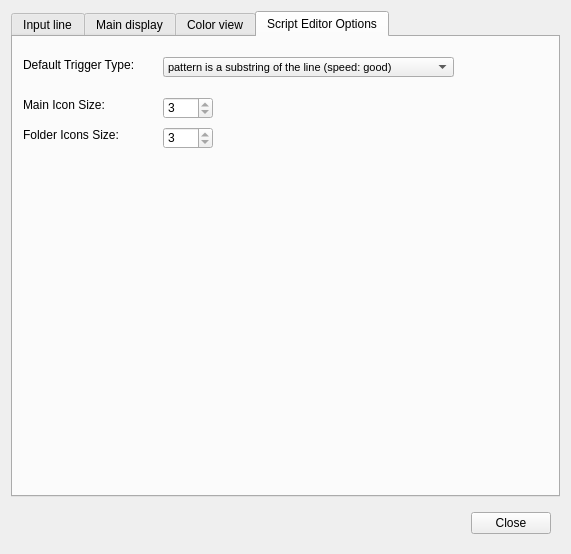
First picture: the form in src/ui/profile_preferences.ui, repository Mudlet/Mudlet, before the edit.
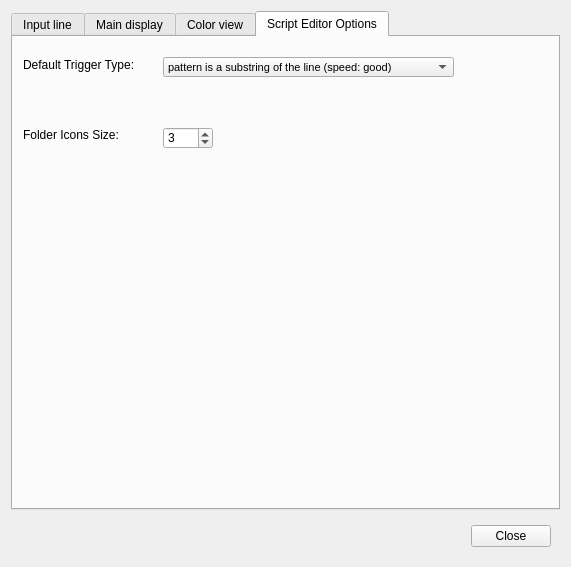
Second picture: the form after the edit. The open tabs and pages were chosen to show the change. Icons and pictures are not drawn.

Commit message: Feature: support for closing profiles & single profile without tab bar support | Reorganization: QMdiArea supplanted by custom solution

Diff of the .ui file:
```diff
--- a/src/ui/profile_preferences.ui
+++ b/src/ui/profile_preferences.ui
@@ -7,7 +7,7 @@
     <x>0</x>
     <y>0</y>
     <width>571</width>
-    <height>554</height>
+    <height>567</height>
    </rect>
   </property>
   <property name="windowTitle">
@@ -1174,41 +1174,6 @@
         <string>Default Trigger Type:</string>
        </property>
       </widget>
-      <widget class="QSpinBox" name="TEMainIconSize">
-       <property name="geometry">
-        <rect>
-         <x>150</x>
-         <y>60</y>
-         <width>50</width>
-         <height>22</height>
-        </rect>
-       </property>
-       <property name="readOnly">
-        <bool>true</bool>
-       </property>
-       <property name="minimum">
-        <number>1</number>
-       </property>
-       <property name="maximum">
-        <number>4</number>
-       </property>
-       <property name="value">
-        <number>3</number>
-       </property>
-      </widget>
-      <widget class="QLabel" name="label_32">
-       <property name="geometry">
-        <rect>
-         <x>10</x>
-         <y>60</y>
-         <width>121</width>
-         <height>16</height>
-        </rect>
-       </property>
-       <property name="text">
-        <string>Main Icon Size:</string>
-       </property>
-      </widget>
       <widget class="QLabel" name="label_33">
        <property name="geometry">
         <rect>
@@ -1231,9 +1196,6 @@
          <height>22</height>
         </rect>
        </property>
-       <property name="readOnly">
-        <bool>true</bool>
-       </property>
        <property name="minimum">
         <number>1</number>
        </property>
```
Left out of the diff: 5 changed lines with no effect on the pictures. The commit also changes 16 other files.
